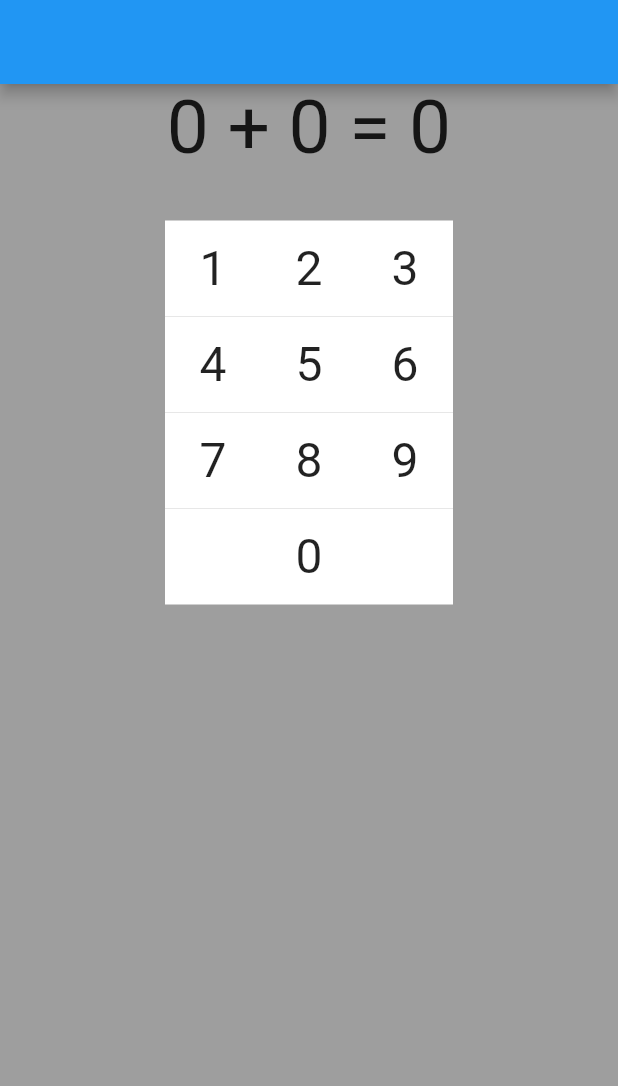
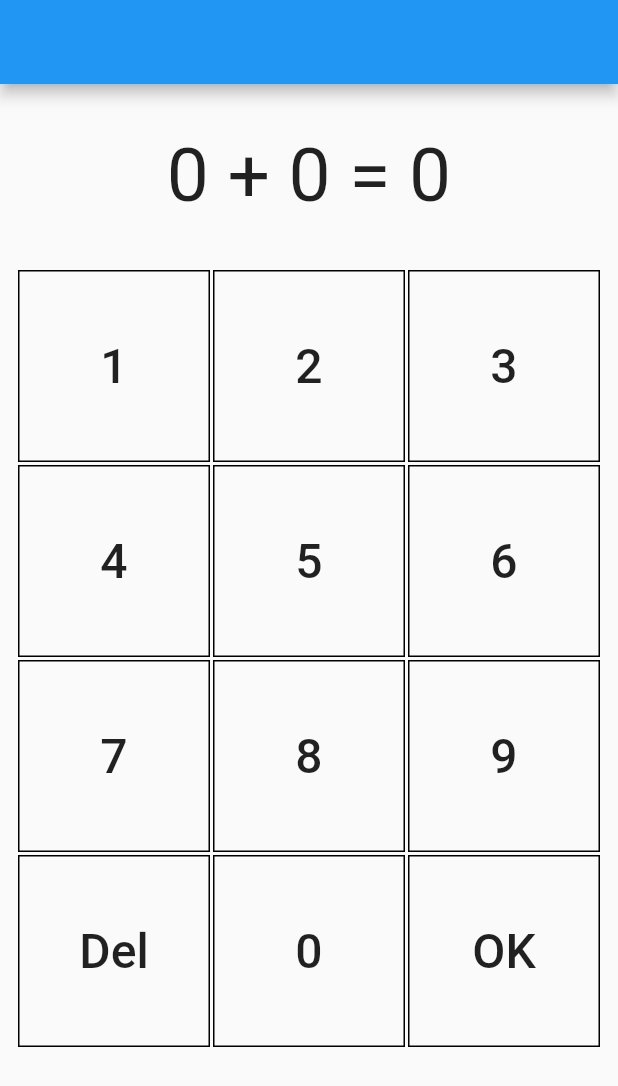
Before and after one commit to huangrrui/Calculate, a Flutter app: the screen it shows after launch, on a phone screen of 412 x 824 dp. Shown: the top 1086 px of the screen. Run offline on Flutter 3.47's test engine with Material 2 defaults, Android fonts, the phone set to English and light mode, and no system bars.

Commit message:
完成一位整数加减法功能

```diff
--- a/lib/main.dart
+++ b/lib/main.dart
@@ -20,19 +20,27 @@ class MyApp extends StatefulWidget {
 }
 
 class _MyAppState extends State<MyApp> {
+  int n1 = 0;
+  int n2 = 0;
+  int operator = 0; // 0123,+-*/
+  int result = 0;
+  int expectResult = 0;
+
+  @override
+  void initState() {
+    _generateQuestion();
+    super.initState();
+  }
+
   @override
   Widget build(BuildContext context) {
     return MaterialApp(
       home: Scaffold(
         appBar: AppBar(),
         body: Container(
-          color: Colors.grey,
           child: Column(
             children: <Widget>[
               _calculateView(),
-              Container(
-                height: 32,
-              ),
               _padView(),
             ],
           ),
@@ -42,38 +50,18 @@ class _MyAppState extends State<MyApp> {
   }
 
   Widget _calculateView() {
-    int n1;
-    int n2;
-    int result;
     String operatorStr;
-
-    bool oneMore = true;
-    while (oneMore) {
-      oneMore = false;
-
-      n1 = Random().nextInt(10);
-      n2 = Random().nextInt(10);
-      var operator = Random().nextInt(2);
-      result = 0;
     if (operator == 0) {
-        result = n1 + n2;
       operatorStr = '+';
     } else if (operator == 1) {
-        if (n1 < n2) {
-          oneMore = true;
-          continue;
-        }
-        result = n1 - n2;
       operatorStr = '-';
     } else if (operator == 2) {
-        result = n1 * n2;
       operatorStr = 'x';
     } else {
-        result = n1 ~/ n2;
       operatorStr = '/';
     }
-    }
     return Container(
+      margin: EdgeInsets.all(32.0),
       child: Center(
         child: Text(
           '$n1 $operatorStr $n2 = $result',
@@ -117,9 +105,9 @@ class _MyAppState extends State<MyApp> {
           Row(
             mainAxisAlignment: MainAxisAlignment.center,
             children: <Widget>[
-              _numPad(' '),
+              _numPad('Del'),
               _numPad('0'),
-              _numPad(' '),
+              _numPad('OK'),
             ],
           ),
         ],
@@ -128,10 +116,38 @@ class _MyAppState extends State<MyApp> {
   }
 
   Widget _numPad(String title) {
-    return Container(
-      color: Colors.white,
-      width: 64,
-      height: 64,
+    return FlatButton(
+      onPressed: () {
+        setState(() {
+          try {
+            int n = int.parse(title);
+            if (result <= 9) {
+              result = result * 10 + n;
+            }
+          } catch (e) {
+            if (title == 'OK') {
+              // 生成新的题目
+              if (result == expectResult) {
+                _generateQuestion();
+              }
+            } else if (title == 'Del') {
+              // 清空输入
+              result = 0;
+            }
+          }
+        });
+      },
+      padding: EdgeInsets.zero,
+      child: Container(
+        margin: EdgeInsets.all(1),
+        decoration: BoxDecoration(
+          border: Border.all(
+            color: Colors.black,
+            width: 1,
+          ),
+        ),
+        width: 128,
+        height: 128,
         child: Center(
           child: Text(
             title,
@@ -140,6 +156,31 @@ class _MyAppState extends State<MyApp> {
             ),
           ),
         ),
+      ),
     );
   }
+
+  _generateQuestion() {
+    n1 = 0;
+    n2 = 0;
+    operator = 0;
+    expectResult = 0;
+    result = 0;
+
+    while (true) {
+      operator = Random().nextInt(2);
+      n1 = Random().nextInt(10);
+      n2 = Random().nextInt(10);
+      if (operator == 0) {
+        expectResult = n1 + n2;
+      } else if (operator == 1) {
+        if (n1 < n2) {
+          continue;
+        } else {
+          expectResult = n1 - n2;
         }
+      }
+      break;
+    }
+  }
+}
```
Lines whose indentation alone changed are shown as unchanged.
